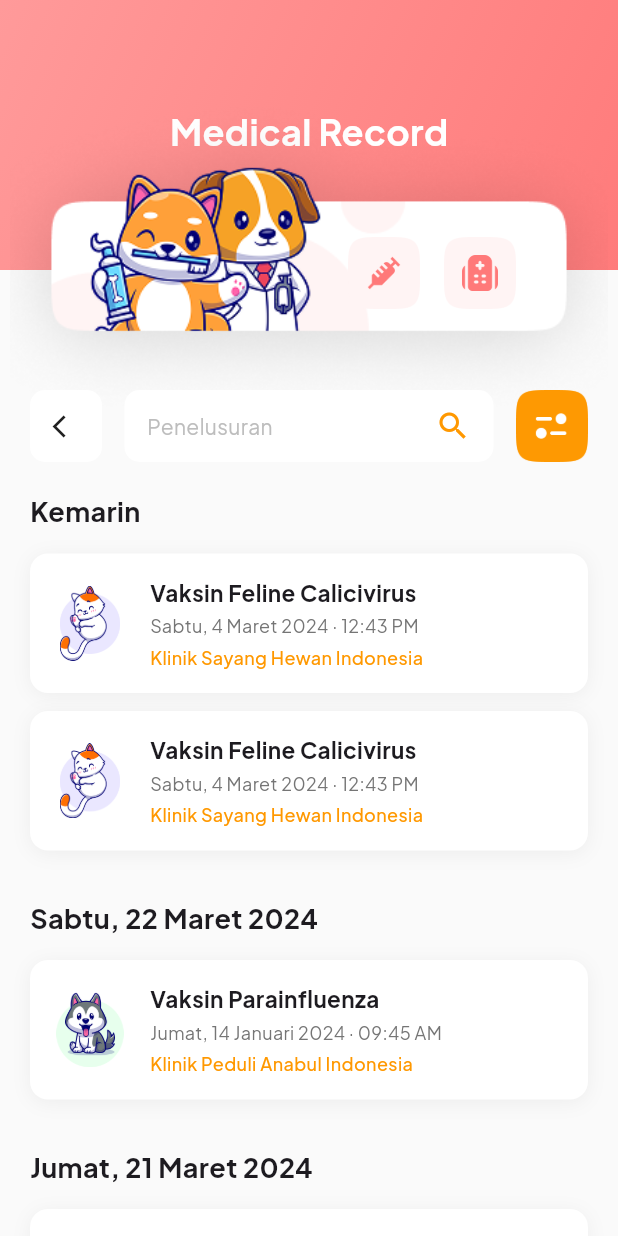
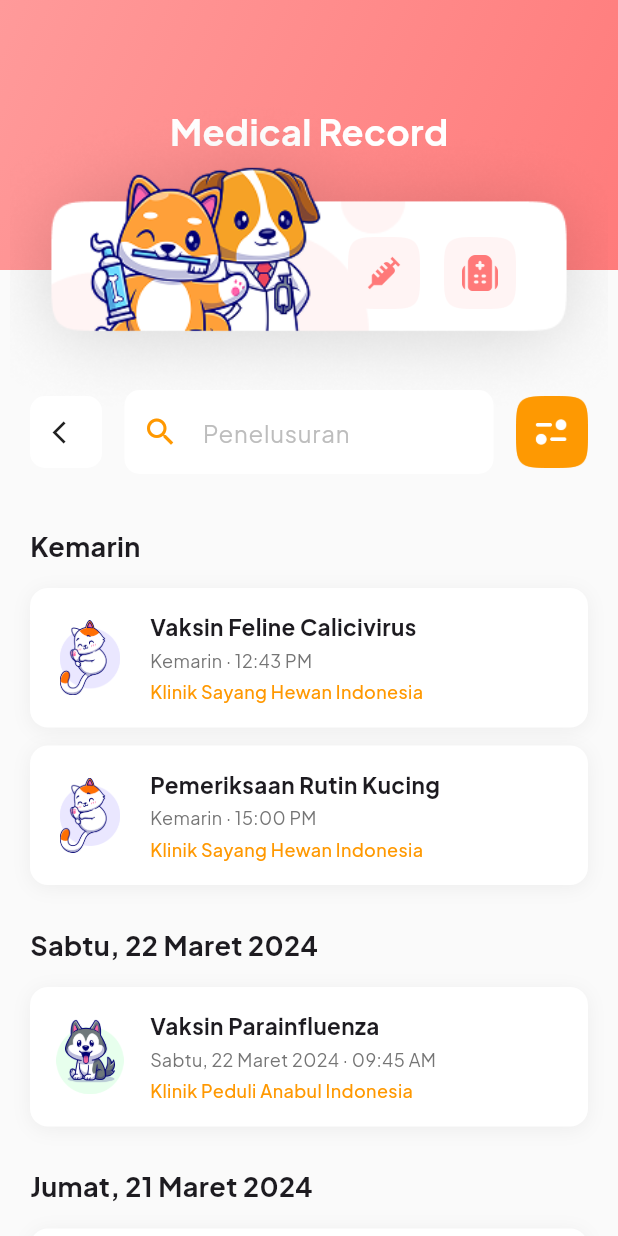
Before and after one commit to nadiaayula/kelompok6_petify, a Flutter app: the MedicalRecordScreen screen opened directly, on a phone screen of 412 x 824 dp. Run offline on Flutter 3.47's test engine with Material 3 defaults, Android fonts, the phone set to English and light mode, and no system bars; our stand-ins replace flutter_dotenv, google_fonts, supabase_flutter; accounts and stored records are empty; network calls fail.

Commit message:
feat : add searching

```diff
--- a/lib/features/virtual_pet_wellbeings/screens/medical_record_screen.dart
+++ b/lib/features/virtual_pet_wellbeings/screens/medical_record_screen.dart
@@ -1,8 +1,22 @@
 import 'package:flutter/material.dart';
 import 'package:kelompok6_adoptify/features/virtual_pet_wellbeings/screens/dashboard_screen.dart';
-import 'add_medical_record_screen.dart';
-import 'add_vaksin_screen.dart';
-import 'dashboard_screen.dart';
+
+// 1. DATA MODEL
+class MedicalRecord {
+  final String icon;
+  final String title;
+  final String date;
+  final String clinic;
+  final Color? iconColor;
+
+  MedicalRecord({
+    required this.icon,
+    required this.title,
+    required this.date,
+    required this.clinic,
+    this.iconColor,
+  });
+}
 
 class MedicalRecordScreen extends StatefulWidget {
   const MedicalRecordScreen({super.key});
@@ -15,10 +29,75 @@ class _MedicalRecordScreenState extends State<MedicalRecordScreen> {
   late TextEditingController _searchController;
   String _searchQuery = '';
 
+  // 2. DATA SOURCE
+  final List<MedicalRecord> _allRecords = [
+    // Kemarin
+    MedicalRecord(
+      icon: 'assets/images/iconkucingmed.png',
+      title: 'Vaksin Feline Calicivirus',
+      date: 'Kemarin · 12:43 PM',
+      clinic: 'Klinik Sayang Hewan Indonesia',
+    ),
+    MedicalRecord(
+      icon: 'assets/images/iconkucingmed.png',
+      title: 'Pemeriksaan Rutin Kucing',
+      date: 'Kemarin · 15:00 PM',
+      clinic: 'Klinik Sayang Hewan Indonesia',
+    ),
+    // Sabtu, 22 Maret 2024
+    MedicalRecord(
+      icon: 'assets/images/iconanjingmed.png',
+      title: 'Vaksin Parainfluenza',
+      date: 'Sabtu, 22 Maret 2024 · 09:45 AM',
+      clinic: 'Klinik Peduli Anabul Indonesia',
+      iconColor: Colors.purple,
+    ),
+    // Jumat, 21 Maret 2024
+    MedicalRecord(
+      icon: 'assets/images/iconkucingmed.png',
+      title: 'Operasi Sterilisasi',
+      date: 'Jumat, 21 Maret 2024 · 12:43 PM',
+      clinic: 'Klinik Sayang Hewan Indonesia',
+    ),
+    // Rabu, 20 Maret 2024
+    MedicalRecord(
+      icon: 'assets/images/iconanjingmed.png',
+      title: 'Pemeriksaan Gigi Anjing',
+      date: 'Rabu, 20 Maret 2024 · 10:00 AM',
+      clinic: 'Klinik Sehat Pet',
+      iconColor: Colors.purple,
+    ),
+    MedicalRecord(
+      icon: 'assets/images/iconkucingmed.png',
+      title: 'Konsultasi Gizi',
+      date: 'Rabu, 20 Maret 2024 · 11:30 AM',
+      clinic: 'Klinik Sehat Pet',
+    ),
+    // Senin, 18 Maret 2024
+    MedicalRecord(
+      icon: 'assets/images/iconanjingmed.png',
+      title: 'Vaksin Rabies Anjing',
+      date: 'Senin, 18 Maret 2024 · 02:00 PM',
+      clinic: 'Klinik Peduli Anabul Indonesia',
+      iconColor: Colors.purple,
+    ),
+    MedicalRecord(
+      icon: 'assets/images/iconkucingmed.png',
+      title: 'Perawatan Kutu',
+      date: 'Senin, 18 Maret 2024 · 03:15 PM',
+      clinic: 'Klinik Sayang Hewan Indonesia',
+    ),
+  ];
+
   @override
   void initState() {
     super.initState();
     _searchController = TextEditingController();
+    _searchController.addListener(() {
+      setState(() {
+        _searchQuery = _searchController.text;
+      });
+    });
   }
 
   @override
@@ -29,8 +108,35 @@ class _MedicalRecordScreenState extends State<MedicalRecordScreen> {
 
   @override
   Widget build(BuildContext context) {
-    return Scaffold(
-      backgroundColor: Colors.grey[50],
+    // 3. FILTERING LOGIC
+    final List<MedicalRecord> filteredRecords = _allRecords.where((record) {
+      final titleLower = record.title.toLowerCase();
+      final searchQueryLower = _searchQuery.toLowerCase();
+      return titleLower.contains(searchQueryLower);
+    }).toList();
+
+    // 4. GROUPING AND BUILDING LIST ITEMS
+    List<dynamic> listItems = [];
+    if (_searchQuery.isEmpty) {
+      listItems.add("Kemarin");
+      listItems.add(_allRecords[0]);
+      listItems.add(_allRecords[1]);
+      listItems.add("Sabtu, 22 Maret 2024");
+      listItems.add(_allRecords[2]);
+      listItems.add("Jumat, 21 Maret 2024");
+      listItems.add(_allRecords[3]);
+      listItems.add("Rabu, 20 Maret 2024");
+      listItems.add(_allRecords[4]);
+      listItems.add(_allRecords[5]);
+      listItems.add("Senin, 18 Maret 2024");
+      listItems.add(_allRecords[6]);
+      listItems.add(_allRecords[7]);
+    } else {
+      listItems.addAll(filteredRecords);
+    }
+
+
+    return Scaffold(        backgroundColor: Colors.grey[50],
         body: Column(
           children: [
             Stack(
@@ -86,9 +192,9 @@ class _MedicalRecordScreenState extends State<MedicalRecordScreen> {
                         color: Colors.transparent,
                         child: InkWell(
                           onTap: () {
-                          Navigator.of(context).push(
-                            MaterialPageRoute(builder: (_) => const AddVaksinScreen()),
-                          );
+                            // Navigator.of(context).push(
+                            //   MaterialPageRoute(builder: (_) => const AddVaksinScreen()),
+                            // );
                           },
                           borderRadius: BorderRadius.circular(16),
                           child: SizedBox(
@@ -112,9 +218,9 @@ class _MedicalRecordScreenState extends State<MedicalRecordScreen> {
                         color: Colors.transparent,
                         child: InkWell(
                           onTap: () {
-                          Navigator.of(context).push(
-                            MaterialPageRoute(builder: (_) => const AddMedicalRecordScreen()),
-                          );
+                            // Navigator.of(context).push(
+                            //   MaterialPageRoute(builder: (_) => const AddMedicalRecordScreen()),
+                            // );
                           },
                           borderRadius: BorderRadius.circular(16),
                           child: SizedBox(
@@ -172,20 +278,19 @@ Padding(
         // SEARCH BAR
         Expanded(
           child: Container(
-          padding: EdgeInsets.symmetric(horizontal: 15, vertical: 12),
             decoration: BoxDecoration(
               color: Colors.white,
               borderRadius: BorderRadius.circular(10),
             ),
-          child: Row(
-            children: [
-              Text(
-                'Penelusuran',
-                style: TextStyle(color: Colors.grey[400]),
+            child: TextField(
+              controller: _searchController,
+              decoration: InputDecoration(
+                hintText: 'Penelusuran',
+                hintStyle: TextStyle(color: Colors.grey[400]),
+                border: InputBorder.none,
+                prefixIcon: Icon(Icons.search, color: Colors.orange),
+                contentPadding: EdgeInsets.symmetric(vertical: 16, horizontal: 15),
               ),
-              Spacer(),
-              Icon(Icons.search, color: Colors.orange),
-            ],
             ),
           ),
         ),
@@ -207,141 +312,42 @@ SizedBox(height: 20),
 
             // Medical Records List
             Expanded(
-            child: ListView(
+              child: ListView.builder(
                 padding: EdgeInsets.symmetric(horizontal: 20),
-              children: [
-                // Kemarin Section
-                Text(
-                  'Kemarin',
+                itemCount: listItems.length,
+                itemBuilder: (context, index) {
+                  final item = listItems[index];
+                  if (item is String) {
+                    // Build a date header
+                    return Padding(
+                      padding: const EdgeInsets.only(top: 15.0, bottom: 15.0),
+                      child: Text(
+                        item,
                         style: TextStyle(
                           fontSize: 18,
                           fontWeight: FontWeight.bold,
                         ),
                       ),
-                SizedBox(height: 15),
-                _buildMedicalCard(
-                  icon: 'assets/images/iconkucingmed.png',
+                    );
+                  } else if (item is MedicalRecord) {
+                    // Build a medical card
+                    return _buildMedicalCard(
+                      icon: item.icon,
                       iconSize: 64,
-                  title: 'Vaksin Feline Calicivirus',
-                  date: 'Sabtu, 4 Maret 2024 · 12:43 PM',
-                  clinic: 'Klinik Sayang Hewan Indonesia',
-                ),
-                _buildMedicalCard(
-                  icon: 'assets/images/iconkucingmed.png',
-                  iconSize: 64,
-                  title: 'Vaksin Feline Calicivirus',
-                  date: 'Sabtu, 4 Maret 2024 · 12:43 PM',
-                  clinic: 'Klinik Sayang Hewan Indonesia',
-                ),
-
-                SizedBox(height: 20),
-
-                // Sabtu, 22 Maret 2024 Section
-                Text(
-                  'Sabtu, 22 Maret 2024',
-                  style: TextStyle(
-                    fontSize: 18,
-                    fontWeight: FontWeight.bold,
-                  ),
-                ),
-                SizedBox(height: 15),
-                _buildMedicalCard(
-                  icon: 'assets/images/iconanjingmed.png',
-                  iconSize: 64,
-                  title: 'Vaksin Parainfluenza',
-                  date: 'Jumat, 14 Januari 2024 · 09:45 AM',
-                  clinic: 'Klinik Peduli Anabul Indonesia',
-                  iconColor: Colors.purple,
-                ),
-
-                SizedBox(height: 20),
-
-                // Jumat, 21 Maret 2024 Section
-                Text(
-                  'Jumat, 21 Maret 2024',
-                  style: TextStyle(
-                    fontSize: 18,
-                    fontWeight: FontWeight.bold,
-                  ),
-                ),
-                SizedBox(height: 15),
-                _buildMedicalCard(
-                  icon: 'assets/images/iconkucingmed.png',
-                  iconSize: 64,
-                  title: 'Vaksin Feline Calicivirus',
-                  date: 'Sabtu, 4 Maret 2024 · 12:43 PM',
-                  clinic: 'Klinik Sayang Hewan Indonesia',
-                ),
-                _buildMedicalCard(
-                  icon: 'assets/images/iconanjingmed.png',
-                  iconSize: 64,
-                  title: 'Vaksin Parainfluenza',
-                  date: 'Jumat, 14 Januari 2024 · 09:45 AM',
-                  clinic: 'Klinik Peduli Anabul Indonesia',
-                  iconColor: Colors.purple,
-                ),
-                _buildMedicalCard(
-                  icon: 'assets/images/iconkucingmed.png',
-                  iconSize: 64,
-                  title: 'Vaksin Feline Calicivirus',
-                  date: 'Sabtu, 4 Maret 2024 · 12:43 PM',
-                  clinic: 'Klinik Sayang Hewan Indonesia',
-                ),
-
-                SizedBox(height: 20),
-
-                // Another Jumat, 21 Maret 2024 Section
-                Text(
-                  'Jumat, 21 Maret 2024',
-                  style: TextStyle(
-                    fontSize: 18,
-                    fontWeight: FontWeight.bold,
-                  ),
-                ),
-                SizedBox(height: 15),
-                _buildMedicalCard(
-                  icon: 'assets/images/iconanjingmed.png',
-                  iconSize: 64,
-                  title: 'Vaksin Parainfluenza',
-                  date: 'Jumat, 15 Januari 2024 · 09:45 AM',
-                  clinic: 'Klinik Peduli Anabul Indonesia',
-                  iconColor: Colors.purple,
-                ),
-                _buildMedicalCard(
-                  icon: 'assets/images/iconanjingmed.png',
-                  iconSize: 64,
-                  title: 'Vaksin Parainfluenza',
-                  date: 'Jumat, 15 Januari 2024 · 09:45 AM',
-                  clinic: 'Klinik Peduli Anabul Indonesia',
-                  iconColor: Colors.purple,
-                ),
-
-                SizedBox(height: 20),
-
-                Text(
-                  'Jumat, 21 Maret 2024',
-                  style: TextStyle(
-                    fontSize: 18,
-                    fontWeight: FontWeight.bold,
-                  ),
-                ),
-                SizedBox(height: 15),
-                _buildMedicalCard(
-                  icon: 'assets/images/iconkucingmed.png',
-                  iconSize: 64,
-                  title: 'Vaksin Feline Calicivirus',
-                  date: 'Sabtu, 4 Maret 2024 · 12:43 PM',
-                  clinic: 'Klinik Sayang Hewan Indonesia',
-                ),
-                SizedBox(height: 20),
-              ],
+                      title: item.title,
+                      date: item.date,
+                      clinic: item.clinic,
+                      iconColor: item.iconColor,
+                    );
+                  }
+                  return const SizedBox.shrink(); // Should not happen
+                },
               ),
             ),
           ],
         ),
       );
     }
-
   Widget _buildMedicalCard({
     required String icon,
     double iconSize = 35,
```
Lines whose indentation alone changed are shown as unchanged.
